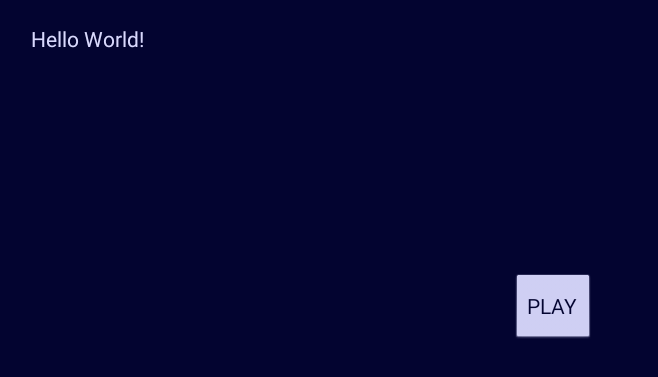
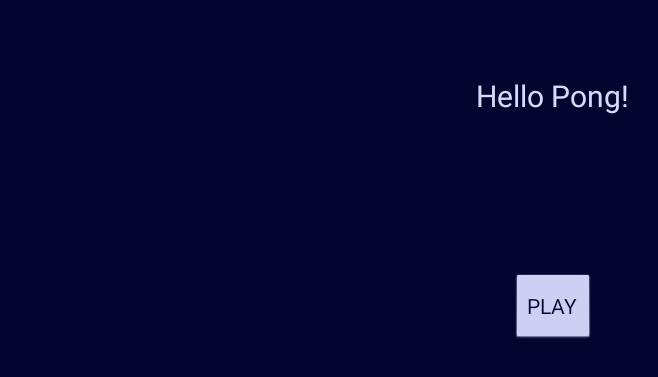
Before and after one commit to chandlergaines/gaineschandleraca, an Android app: the screen it shows after launch (MainActivity before the commit, Home after it), on a phone screen of 824 x 412 dp (held sideways). Shown: the top 377 px of the screen, without its empty margins (65-723 px from the left). Run offline under Robolectric (Android 15) with nearby library versions, the phone set to English and light mode, and no system bars.

Commit message:
Pong Homework Final Commit: fixed the issues submitted with previous commit

```diff
--- a/Pong/app/src/main/java/com/chandler/android/aca/pong/GifBook.java
+++ /dev/null
@@ -1,4 +0,0 @@
-package com.chandler.android.aca.pong;
-
-public class GifBook {
-}
--- a/Pong/app/src/main/java/com/chandler/android/aca/pong/GifWebView.java
+++ /dev/null
@@ -1,4 +0,0 @@
-package com.chandler.android.aca.pong;
-
-public class GifWebView {
-}
--- a/Pong/app/src/main/java/com/chandler/android/aca/pong/HighScores.java
+++ b/Pong/app/src/main/java/com/chandler/android/aca/pong/HighScores.java
@@ -1,4 +1,8 @@
 package com.chandler.android.aca.pong;
 
-public class HighScores {
+import android.app.Activity;
+
+public class HighScores extends Activity {
+
+
 }
--- a/Pong/app/src/main/java/com/chandler/android/aca/pong/Home.java
+++ b/Pong/app/src/main/java/com/chandler/android/aca/pong/Home.java
@@ -1,4 +1,65 @@
 package com.chandler.android.aca.pong;
 
-public class Home {
+import android.app.Activity;
+import android.content.Intent;
+import android.os.Bundle;
+import android.view.View;
+import android.widget.Button;
+import android.widget.TextView;
+
+public class Home extends Activity{
+
+    public TextView mYouLose;
+    Button mPlay;
+    Button mHighScores;
+    Button mMemes;
+    GameView mGameView;
+
+
+    @Override
+    public void onCreate(Bundle savedInstanceState) {
+        super.onCreate(savedInstanceState);
+
+        setContentView(R.layout.activity_main);
+
+        mYouLose = (TextView) findViewById(R.id.textView);
+
+        mPlay = (Button) findViewById(R.id.btnPlay);
+      //  mHighScores = (Button) findViewById(R.id.btnHighScores);
+      //  mMemes = (Button) findViewById(R.id.btnMemes);
+
+
+        //set onClick listener to populate gameView after a click
+        mPlay.setOnClickListener(new View.OnClickListener() {
+            @Override
+            public void onClick(View v) {
+
+                Intent game = new Intent(Home.this, MainActivity.class);
+                startActivity(game);
+
+                //set gameView as the view
+                //setContentView(gameView);
+            }
+        });
+/*
+        mHighScores.setOnClickListener(new View.OnClickListener(){
+            @Override
+            public void onClick(View v) {
+
+                Intent highScoreIntent = new Intent(Home.this, HighScores.class);
+                startActivity(highScoreIntent);
+            }
+        });
+
+        mMemes.setOnClickListener(new View.OnClickListener() {
+            @Override
+            public void onClick(View v) {
+
+                Intent memeIntent = new Intent(Home.this, Memes.class);
+                startActivity(memeIntent);
+            }
+        });*/
+
+    }
+
 }
--- a/Pong/app/src/main/java/com/chandler/android/aca/pong/Memes.java
+++ b/Pong/app/src/main/java/com/chandler/android/aca/pong/Memes.java
@@ -1,4 +1,6 @@
 package com.chandler.android.aca.pong;
 
-public class Memes {
+import android.app.Activity;
+
+public class Memes extends Activity {
 }
--- a/Pong/app/src/main/res/layout/activity_main.xml
+++ b/Pong/app/src/main/res/layout/activity_main.xml
@@ -3,20 +3,26 @@
     xmlns:android="http://schemas.android.com/apk/res/android"
     xmlns:tools="http://schemas.android.com/tools"
     android:id="@+id/activity_main"
+    android:orientation="horizontal"
     android:layout_width="match_parent"
     android:layout_height="match_parent"
-    android:paddingBottom="@dimen/activity_vertical_margin"
-    android:paddingLeft="@dimen/activity_horizontal_margin"
-    android:paddingRight="@dimen/activity_horizontal_margin"
-    android:paddingTop="@dimen/activity_vertical_margin"
     tools:context="com.chandler.android.aca.pong.MainActivity"
     android:background="@color/pongBackground">
+
+    <ImageView
+        android:layout_width="match_parent"
+        android:layout_height="match_parent"
+        android:id="@+id/pongImage"/>
 
     <TextView
         android:layout_width="wrap_content"
         android:layout_height="wrap_content"
-        android:text="Hello World!"
-        android:textColor="@color/pongAccent"/>
+        android:layout_centerHorizontal="true"
+        android:layout_marginTop="50dp"
+        android:text="@string/hello_pong"
+        android:textColor="@color/pongAccent"
+        android:id="@+id/textView"
+        android:textSize="20sp"/>
 
     <Button
         android:text="@string/play"
```
Also changed, not shown: Pong/app/src/main/AndroidManifest.xml (+24 -4 lines), Pong/app/src/main/java/com/chandler/android/aca/pong/GameOver.java (+59 -1 lines), Pong/app/src/main/java/com/chandler/android/aca/pong/GameView.java (+19 -2 lines), Pong/app/src/main/java/com/chandler/android/aca/pong/MainActivity.java (+4 -27 lines), Pong/app/src/main/res/layout/game_over.xml (+53 -5 lines), Pong/app/src/main/res/values/strings.xml (+5 -2 lines).
